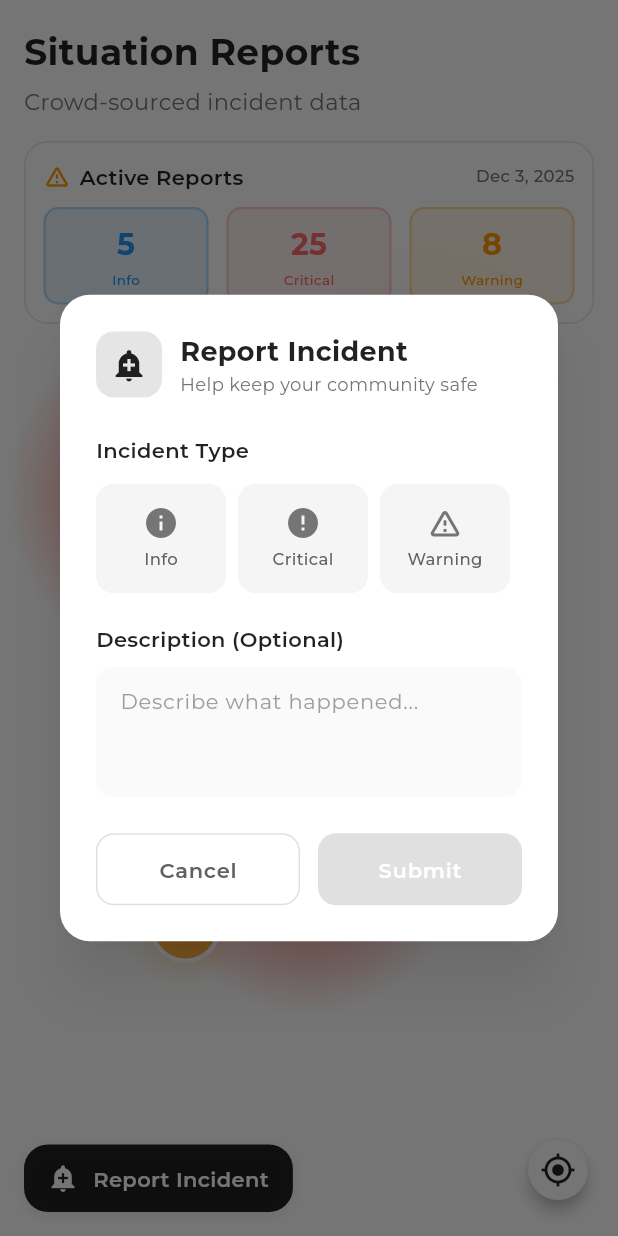
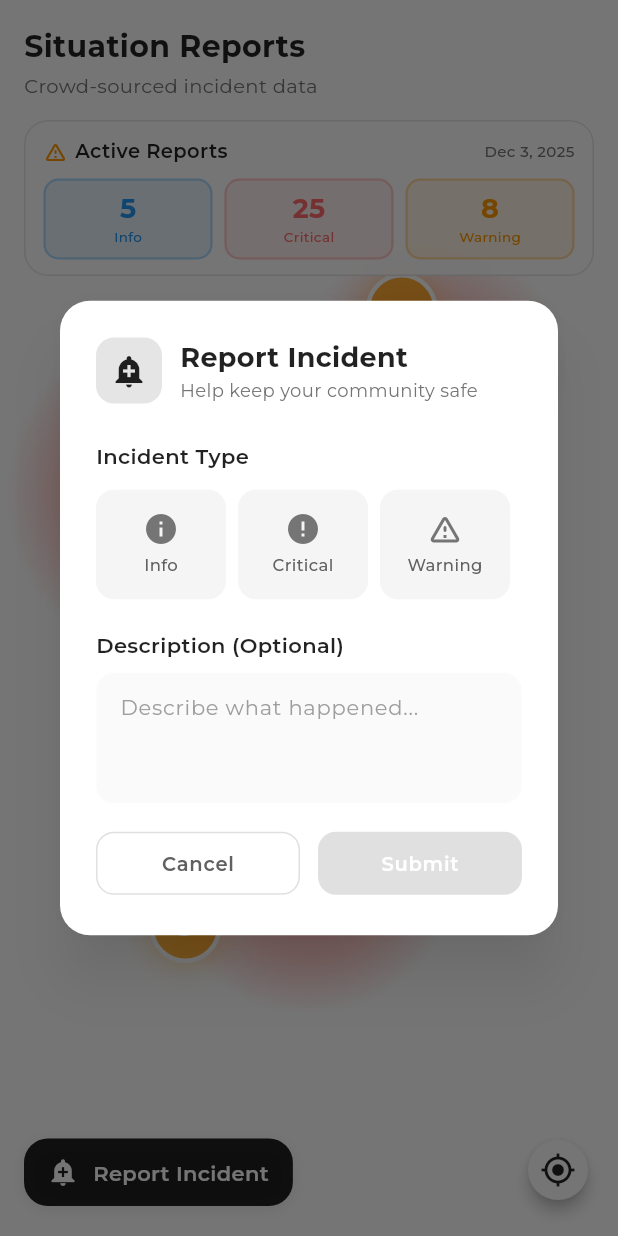
Before and after one commit to marcvelasquez/baga-bugs-bantaybayan-client, a Flutter app: the SituationScreen screen opened directly, after a tap on "Report Incident", on a phone screen of 412 x 824 dp. Run offline on Flutter 3.47's test engine with Material 3 defaults, Android fonts, the light colour scheme and no system bars; our stand-ins replace google_fonts, shared_preferences; accounts and stored records are empty.

Commit message:
Minor UI optimization

```diff
--- a/lib/screens/situation_screen.dart
+++ b/lib/screens/situation_screen.dart
@@ -109,27 +109,27 @@ class _SituationScreenState extends State<SituationScreen> {
                       Text(
                         'Situation Reports',
                         style: GoogleFonts.montserrat(
-                          fontSize: 24,
+                          fontSize: 20,
                           fontWeight: FontWeight.w700,
                           color: Colors.black87,
                         ),
                       ),
-                      const SizedBox(height: 4),
+                      const SizedBox(height: 2),
                       Text(
                         'Crowd-sourced incident data',
                         style: GoogleFonts.montserrat(
-                          fontSize: 15,
+                          fontSize: 13,
                           color: Colors.grey[600],
                         ),
                       ),
-                      const SizedBox(height: 16),
+                      const SizedBox(height: 12),
                       // Active Reports card
                       ClipRRect(
                         borderRadius: BorderRadius.circular(16),
                         child: BackdropFilter(
                           filter: ImageFilter.blur(sigmaX: 10, sigmaY: 10),
                           child: Container(
-                            padding: const EdgeInsets.all(12),
+                            padding: const EdgeInsets.symmetric(horizontal: 12, vertical: 10),
                             decoration: BoxDecoration(
                               color: Colors.white.withOpacity(0.95),
                               borderRadius: BorderRadius.circular(16),
@@ -144,6 +144,7 @@ class _SituationScreenState extends State<SituationScreen> {
                                 ),
                               ],
                             ),
+                            child: IntrinsicHeight(
                               child: Column(
                                 crossAxisAlignment: CrossAxisAlignment.start,
                                 children: [
@@ -152,13 +153,13 @@ class _SituationScreenState extends State<SituationScreen> {
                                       const Icon(
                                         Icons.warning_amber_rounded,
                                         color: Colors.orange,
-                                      size: 18,
+                                        size: 16,
                                       ),
-                                    const SizedBox(width: 6),
+                                      const SizedBox(width: 5),
                                       Text(
                                         'Active Reports',
                                         style: GoogleFonts.montserrat(
-                                        fontSize: 14,
+                                          fontSize: 13,
                                           fontWeight: FontWeight.w600,
                                           color: Colors.black87,
                                         ),
@@ -167,17 +168,17 @@ class _SituationScreenState extends State<SituationScreen> {
                                       Text(
                                         _getCurrentDate(),
                                         style: GoogleFonts.montserrat(
-                                        fontSize: 11,
+                                          fontSize: 10,
                                           fontWeight: FontWeight.w500,
                                           color: Colors.grey[600],
                                         ),
                                       ),
                                     ],
                                   ),
-                                const SizedBox(height: 10),
+                                  const SizedBox(height: 8),
                                   Row(
                                     children: [
-                                    const Expanded(
+                                      Expanded(
                                         flex: 1,
                                         child: _StatBox(
                                           label: 'Info',
@@ -185,8 +186,8 @@ class _SituationScreenState extends State<SituationScreen> {
                                           color: Colors.blue,
                                         ),
                                       ),
-                                    const SizedBox(width: 12),
-                                    const Expanded(
+                                      const SizedBox(width: 8),
+                                      Expanded(
                                         flex: 1,
                                         child: _StatBox(
                                           label: 'Critical',
@@ -194,8 +195,8 @@ class _SituationScreenState extends State<SituationScreen> {
                                           color: Color(0xFFFF6B6B),
                                         ),
                                       ),
-                                    const SizedBox(width: 12),
-                                    const Expanded(
+                                      const SizedBox(width: 8),
+                                      Expanded(
                                         flex: 1,
                                         child: _StatBox(
                                           label: 'Warning',
@@ -210,6 +211,7 @@ class _SituationScreenState extends State<SituationScreen> {
                             ),
                           ),
                         ),
+                      ),
                     ],
                   ),
                 ),
@@ -218,7 +220,7 @@ class _SituationScreenState extends State<SituationScreen> {
 
                 // Report button at bottom
                 Padding(
-                  padding: const EdgeInsets.fromLTRB(16, 0, 16, 16),
+                  padding: const EdgeInsets.fromLTRB(16, 0, 16, 20),
                   child: _ReportButton(),
                 ),
               ],
@@ -376,8 +378,7 @@ class _StatBox extends StatelessWidget {
   @override
   Widget build(BuildContext context) {
     return Container(
-      height: 65,
-      padding: const EdgeInsets.symmetric(horizontal: 10, vertical: 8),
+      padding: const EdgeInsets.symmetric(horizontal: 8, vertical: 8),
       decoration: BoxDecoration(
         color: color.withOpacity(0.1),
         borderRadius: BorderRadius.circular(10),
@@ -385,13 +386,15 @@ class _StatBox extends StatelessWidget {
       ),
       child: Column(
         mainAxisAlignment: MainAxisAlignment.center,
+        mainAxisSize: MainAxisSize.min,
         children: [
           Text(
             count.toString(),
             style: GoogleFonts.montserrat(
-              fontSize: 20,
+              fontSize: 18,
               color: color,
               fontWeight: FontWeight.bold,
+              height: 1.2,
             ),
           ),
           const SizedBox(height: 2),
@@ -401,6 +404,7 @@ class _StatBox extends StatelessWidget {
               fontSize: 9,
               color: color,
               fontWeight: FontWeight.w500,
+              height: 1.2,
             ),
             maxLines: 1,
             overflow: TextOverflow.ellipsis,
@@ -501,6 +505,7 @@ class _ReportIncidentModalState extends State<_ReportIncidentModal> {
       shape: RoundedRectangleBorder(borderRadius: BorderRadius.circular(20)),
       child: Container(
         padding: const EdgeInsets.all(24),
+        child: SingleChildScrollView(
           child: Column(
             mainAxisSize: MainAxisSize.min,
             crossAxisAlignment: CrossAxisAlignment.start,
@@ -638,14 +643,14 @@ class _ReportIncidentModalState extends State<_ReportIncidentModal> {
                 contentPadding: const EdgeInsets.all(12),
               ),
             ),
-            const SizedBox(height: 24),
+            const SizedBox(height: 16),
             Row(
               children: [
                 Expanded(
                   child: OutlinedButton(
                     onPressed: () => Navigator.pop(context),
                     style: OutlinedButton.styleFrom(
-                      padding: const EdgeInsets.symmetric(vertical: 14),
+                      padding: const EdgeInsets.symmetric(vertical: 12),
                       shape: RoundedRectangleBorder(
                         borderRadius: BorderRadius.circular(12),
                       ),
@@ -654,7 +659,7 @@ class _ReportIncidentModalState extends State<_ReportIncidentModal> {
                     child: Text(
                       'Cancel',
                       style: GoogleFonts.montserrat(
-                        fontSize: 14,
+                        fontSize: 13,
                         fontWeight: FontWeight.w600,
                         color: Colors.grey[700],
                       ),
@@ -681,7 +686,7 @@ class _ReportIncidentModalState extends State<_ReportIncidentModal> {
                           },
                     style: ElevatedButton.styleFrom(
                       backgroundColor: Colors.black87,
-                      padding: const EdgeInsets.symmetric(vertical: 14),
+                      padding: const EdgeInsets.symmetric(vertical: 12),
                       shape: RoundedRectangleBorder(
                         borderRadius: BorderRadius.circular(12),
                       ),
@@ -690,7 +695,7 @@ class _ReportIncidentModalState extends State<_ReportIncidentModal> {
                     child: Text(
                       'Submit',
                       style: GoogleFonts.montserrat(
-                        fontSize: 14,
+                        fontSize: 13,
                         fontWeight: FontWeight.w600,
                         color: Colors.white,
                       ),
@@ -702,6 +707,7 @@ class _ReportIncidentModalState extends State<_ReportIncidentModal> {
           ],
         ),
         ),
+      ),
     );
   }
 }
```
Lines whose indentation alone changed are shown as unchanged.
